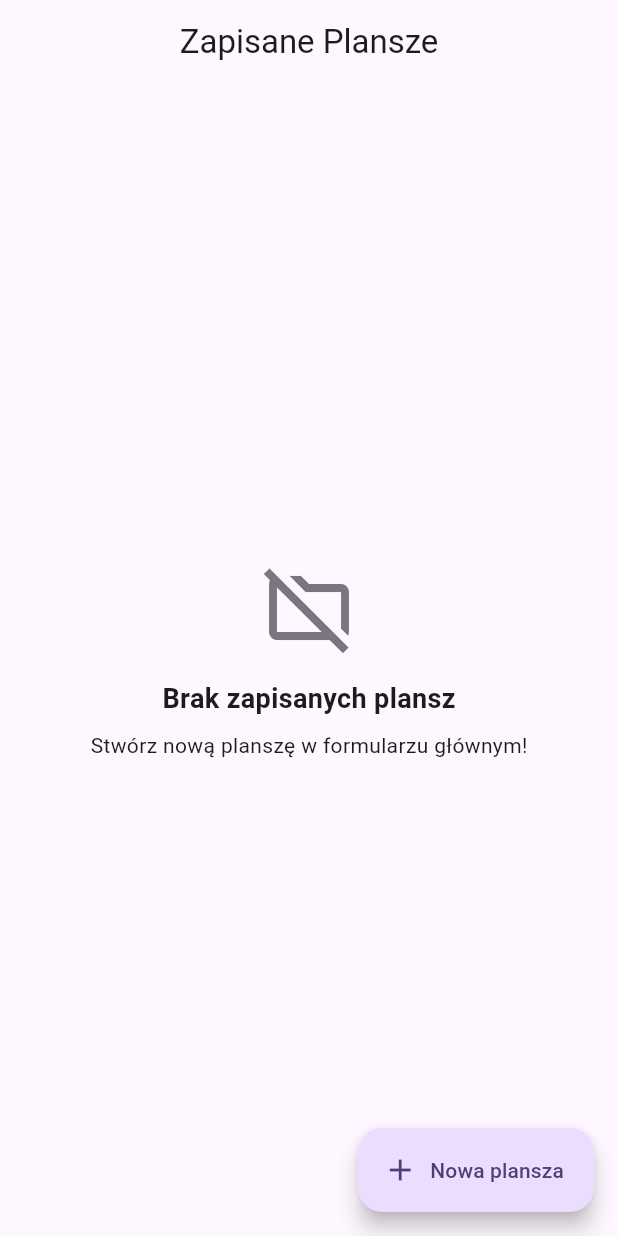
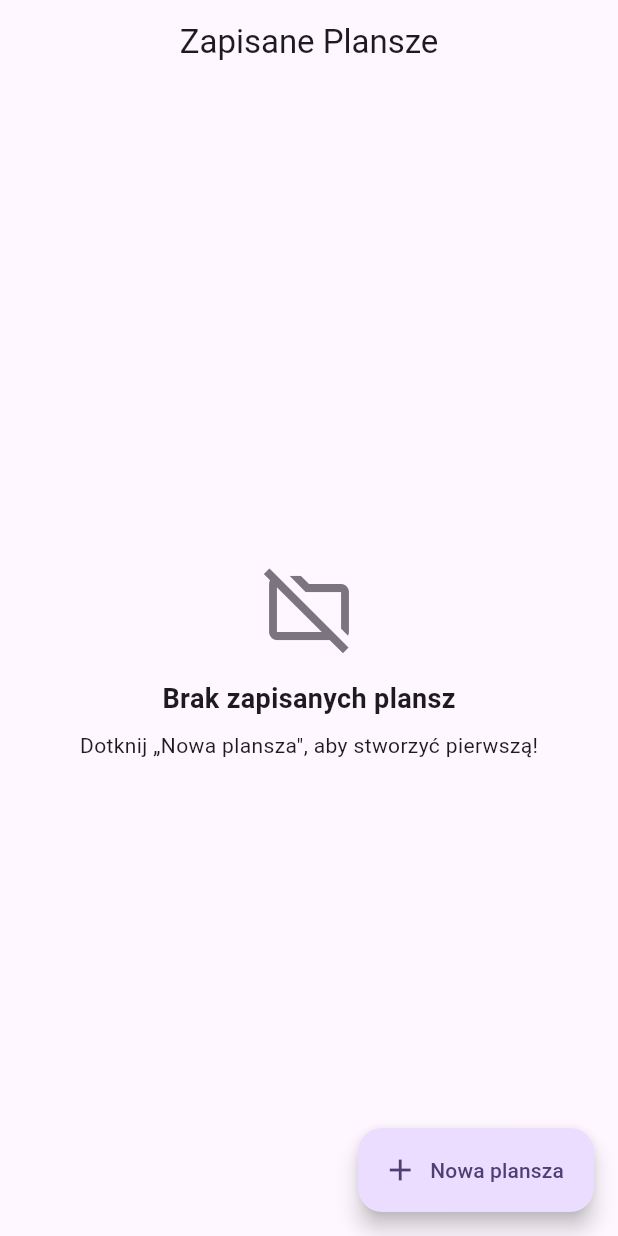
Before and after one commit to SilverNETGroupSGGW/bingo_sggw, a Flutter app: the screen it shows after launch, on a phone screen of 412 x 824 dp. Run offline on Flutter 3.47's test engine with Material 3 defaults, Android fonts, the phone set to English and light mode, and no system bars; our stand-ins replace app_links, confetti, qr_flutter, shared_preferences; missing offline and left inert: mobile_scanner.

Commit message:
fix: resolve app errors and remove dead code

```diff
--- a/lib/core/services/deep_link_service.dart
+++ b/lib/core/services/deep_link_service.dart
@@ -11,7 +11,8 @@ class DeepLinkService {
       if (initialUri != null) {
         _handleUri(initialUri, onRoomIdReceived);
       }
-    } catch (e) {
+    } catch (_) {
+      // Brak początkowego linku lub platforma go nie wspiera (np. testy).
     }
 
     _sub = _appLinks.uriLinkStream.listen(
--- a/lib/features/board_creation/screens/saved_boards_screen.dart
+++ b/lib/features/board_creation/screens/saved_boards_screen.dart
@@ -1,7 +1,6 @@
 import 'package:flutter/material.dart';
 import 'package:bingo_sggw/features/board_creation/models/bingo_board.dart';
 import 'package:bingo_sggw/core/services/board_storage_service.dart';
-import 'package:bingo_sggw/features/gameplay/screens/bingo_board_screen.dart';
 import 'package:bingo_sggw/features/board_creation/screens/board_creation_screen.dart';
 
 class SavedBoardsScreen extends StatefulWidget {
@@ -101,7 +100,7 @@ class _SavedBoardsScreenState extends State<SavedBoardsScreen> {
                     style: TextStyle(fontSize: 18, fontWeight: FontWeight.bold),
                   ),
                   const SizedBox(height: 8),
-                  const Text('Stwórz nową planszę w formularzu głównym!'),
+                  const Text('Dotknij „Nowa plansza", aby stworzyć pierwszą!'),
                 ],
               ),
             );
--- a/lib/features/gameplay/models/bingo_tile.dart
+++ b/lib/features/gameplay/models/bingo_tile.dart
@@ -1,5 +1,3 @@
-import 'package:flutter/material.dart';
-
 class BingoTile {
   final String id;
   final String text;
@@ -20,6 +18,6 @@ class BingoTile {
   factory BingoTile.fromJson(Map<String, dynamic> json) => BingoTile(
       id: json['id'] as String,
       text: json['text'] as String,
-      isChecked: json['isChecked'] as bool ?? false,
+      isChecked: (json['isChecked'] as bool?) ?? false,
     );
 }
--- a/lib/main.dart
+++ b/lib/main.dart
@@ -1,5 +1,4 @@
 import 'package:flutter/material.dart';
-import 'package:bingo_sggw/features/board_creation/screens/board_creation_screen.dart';
 import 'package:bingo_sggw/core/services/deep_link_service.dart';
 import 'package:bingo_sggw/features/board_creation/screens/saved_boards_screen.dart';
 
```
Also changed, not shown: lib/features/board_creation/screens/board_creation_screen.dart (+15 -2 lines), 1 other file.
